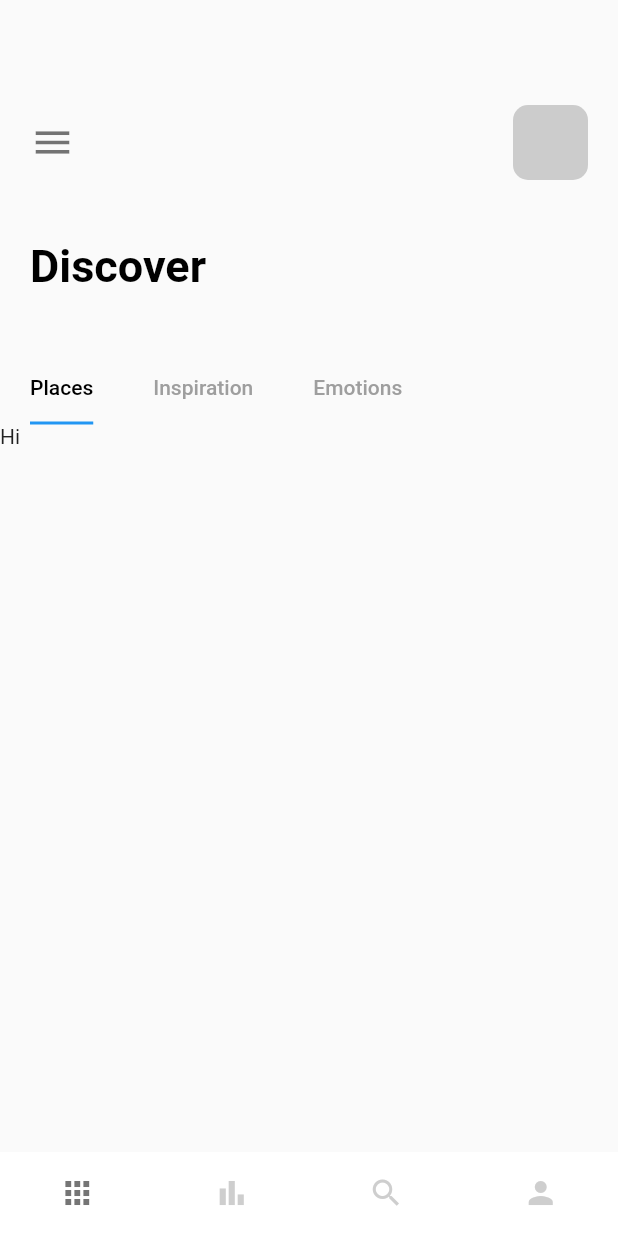
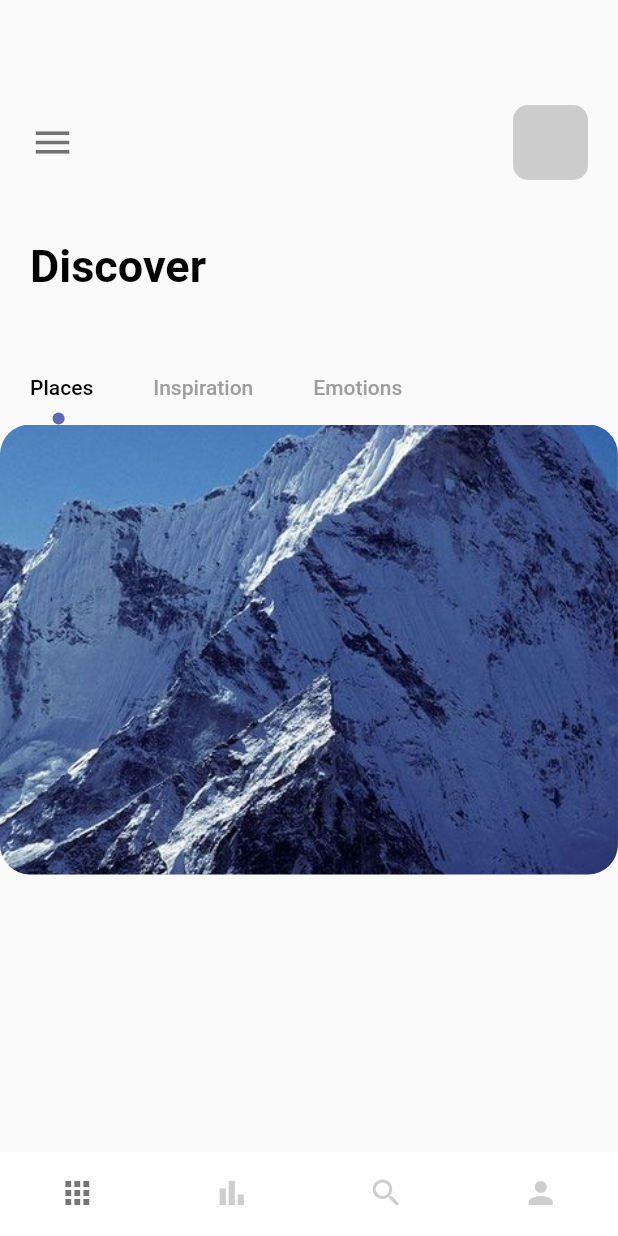
Before and after one commit to g-serban/cubit_state_management_app, a Flutter app: the screen it shows after launch, on a phone screen of 412 x 824 dp. Run offline on Flutter 3.47's test engine with Material 2 defaults, Android fonts, the phone set to English and light mode, and no system bars.

Commit message:
TabBar indicator

```diff
--- a/lib/navpages/home_page.dart
+++ b/lib/navpages/home_page.dart
@@ -2,6 +2,7 @@
 
 import 'package:flutter/cupertino.dart';
 import 'package:flutter/material.dart';
+import 'package:flutter_cubit/misc/colors.dart';
 import 'package:flutter_cubit/widgets/app_large_text.dart';
 
 class HomePage extends StatefulWidget {
@@ -49,15 +50,24 @@ class _HomePageState extends State<HomePage> with TickerProviderStateMixin {
           ),
           Container(
             child: Align(
-              alignment: Alignment.centerLeft, // (a) -> they work together to position & align the tab bar correctly || using this one we put everything on the left
+              alignment: Alignment
+                  .centerLeft, // (a) -> they work together to position & align the tab bar correctly || using this one we put everything on the left
               child: TabBar(
-                labelPadding: const EdgeInsets.only(left: 20, right: 20), // (b) -> they work together to position & align the tab bar correctly || using this one we control the space
+                labelPadding: const EdgeInsets.only(
+                    left: 20,
+                    right:
+                        20), // (b) -> they work together to position & align the tab bar correctly || using this one we control the space
                 controller:
                     _tabController, // we use our own defined _tabController (w length 3 and vsync context) as a value for controller
                 labelColor: Colors.black,
                 unselectedLabelColor: Colors.grey,
-                isScrollable: true,  // (c) -> they work together to position & align the tab bar correctly
-                indicatorSize: TabBarIndicatorSize.label, // makes the line under the text the same length as the text above
+                isScrollable:
+                    true, // (c) -> they work together to position & align the tab bar correctly
+                indicator: CircleTabIndicator(
+                    color: AppColors.mainColor,
+                    radius: 4), // only takes a Decoration as argument
+                indicatorSize: TabBarIndicatorSize
+                    .label, // makes the line under the text the same length as the text above
                 tabs: const [
                   Tab(text: 'Places'),
                   Tab(text: 'Inspiration'),
@@ -72,8 +82,22 @@ class _HomePageState extends State<HomePage> with TickerProviderStateMixin {
             width: double.maxFinite,
             child: TabBarView(
               controller: _tabController,
-              children: const [
-                Text('Hi'),
+              children: [
+                Container(
+                  width: 200,
+                  height: 300,
+                  decoration: BoxDecoration(
+                    borderRadius: BorderRadius.circular(20),
+                    color: Colors.white,
+                    image: DecorationImage(
+                      image: AssetImage(
+                        'img/mountain.jpeg'
+                      ),
+                      fit: BoxFit.cover
+                    ),
+                  ),
+
+                ),
                 Text('There'),
                 Text('Bye'),
               ],
@@ -84,3 +108,42 @@ class _HomePageState extends State<HomePage> with TickerProviderStateMixin {
     );
   }
 }
+
+// create a class for the TabBar indicator
+class CircleTabIndicator extends Decoration {
+  final Color color;
+  double radius;
+
+  CircleTabIndicator({required this.color, required this.radius});
+
+  // everytime you extend Decoration you need to override and create the BoxPainter method
+  // this method needs to return a BoxPainter (defined below)
+  @override
+  BoxPainter createBoxPainter([VoidCallback? onChanged]) {
+    return _CirclePainter(color: color, radius: radius);
+  }
+}
+
+// we create this class so that we can return the BoxPainter in the CircleTabIndicator class
+class _CirclePainter extends BoxPainter {
+  final Color color;
+  double radius;
+
+  _CirclePainter({required this.color, required this.radius});
+
+  // everytime we extend BoxPainter, we need to override the paint method
+  @override
+  // the paint method is going to draw the (indicator) circle
+  void paint(Canvas canvas, Offset offset, ImageConfiguration configuration) {
+    Paint _paint = Paint();
+    _paint.color = color;
+    _paint.isAntiAlias = true; // hardware acceleration
+
+    final Offset circleOffset = Offset(configuration.size!.width / 2 - radius / 2, configuration.size!.height - radius); // black magic,
+    // basically makes the dot stay under the middle of the text
+    // first argument is x axis, second one is y axis
+    // size!  --> null checker --> The property 'width' can't be unconditionally accessed because the receiver can be 'null'.
+
+    canvas.drawCircle(offset + circleOffset, radius, _paint);
+  }
+}
```
